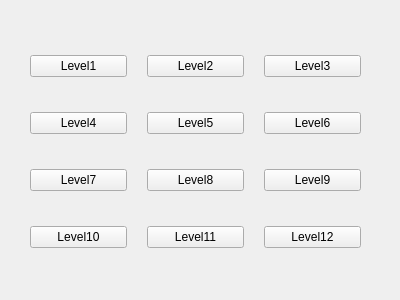
Above: chooselevelwidget.ui from zhaoxh16/sudoku before the change. Below: the same form after it.
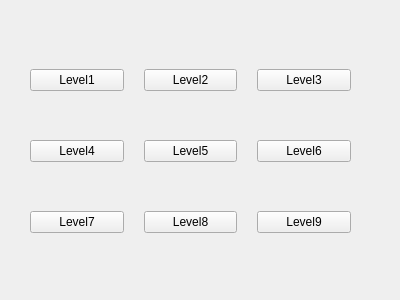
That is the form after the change.

Patch:
```diff
--- a/chooselevelwidget.ui
+++ b/chooselevelwidget.ui
@@ -13,12 +13,12 @@
   <property name="windowTitle">
    <string>Form</string>
   </property>
-  <widget class="QWidget" name="">
+  <widget class="QWidget" name="layoutWidget">
    <property name="geometry">
     <rect>
      <x>30</x>
      <y>50</y>
-     <width>331</width>
+     <width>321</width>
      <height>204</height>
     </rect>
    </property>
@@ -64,6 +64,13 @@
       </property>
      </widget>
     </item>
+    <item row="2" column="2">
+     <widget class="QPushButton" name="pushButton_9">
+      <property name="text">
+       <string>Level9</string>
+      </property>
+     </widget>
+    </item>
     <item row="1" column="2">
      <widget class="QPushButton" name="pushButton_6">
       <property name="text">
@@ -85,34 +92,6 @@
       </property>
      </widget>
     </item>
-    <item row="2" column="2">
-     <widget class="QPushButton" name="pushButton_9">
-      <property name="text">
-       <string>Level9</string>
-      </property>
-     </widget>
-    </item>
-    <item row="3" column="0">
-     <widget class="QPushButton" name="pushButton_10">
-      <property name="text">
-       <string>Level10</string>
-      </property>
-     </widget>
-    </item>
-    <item row="3" column="1">
-     <widget class="QPushButton" name="pushButton_11">
-      <property name="text">
-       <string>Level11</string>
-      </property>
-     </widget>
-    </item>
-    <item row="3" column="2">
-     <widget class="QPushButton" name="pushButton_12">
-      <property name="text">
-       <string>Level12</string>
-      </property>
-     </widget>
-    </item>
    </layout>
   </widget>
  </widget>
```
